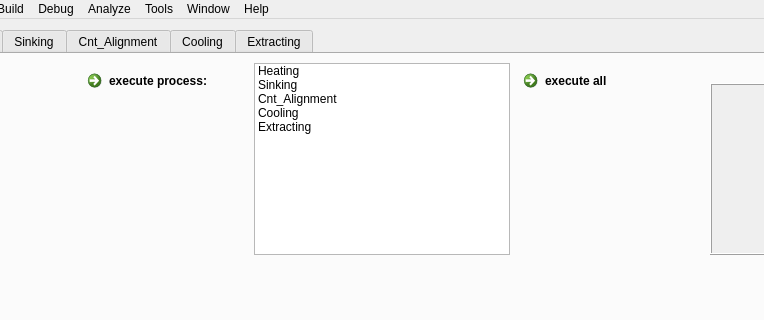
Before: the Qt Designer form src/app/mainwindow.ui in theion-batteries/soft_wgm_user_interface_qt_cpp, drawn with Qt 5; both pictures show x 123 to 887 and y 0 to 320 of the 1406 by 789 pixel window.
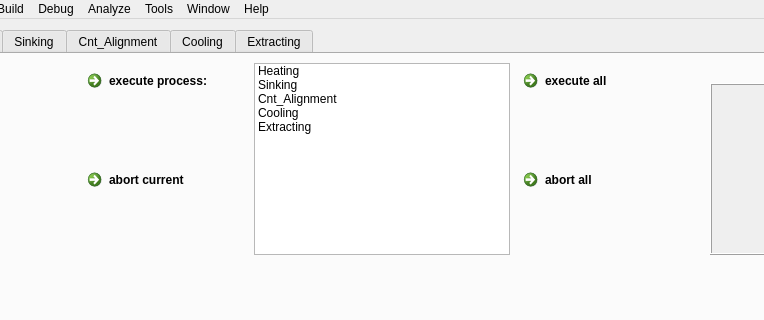
After: the same form once the commit is applied. The open tabs and pages were chosen to show the change. Icons and pictures are not drawn.

What changed in the file:
```diff
--- a/src/app/mainwindow.ui
+++ b/src/app/mainwindow.ui
@@ -20,7 +20,7 @@
    <bool>false</bool>
   </property>
   <widget class="QWidget" name="centralwidget">
-   <layout class="QVBoxLayout" name="verticalLayout_5">
+   <layout class="QHBoxLayout" name="horizontalLayout">
     <item>
      <widget class="QTabWidget" name="tabWidget">
       <property name="maximumSize">
@@ -42,20 +42,22 @@
        <bool>false</bool>
       </property>
       <property name="currentIndex">
-       <number>0</number>
+       <number>4</number>
       </property>
       <widget class="QWidget" name="Main">
        <attribute name="title">
         <string>Main</string>
        </attribute>
+       <layout class="QHBoxLayout" name="horizontalLayout_75">
+        <item>
        <layout class="QVBoxLayout" name="verticalLayout_56">
         <item>
-         <layout class="QGridLayout" name="gridLayout">
-          <item row="0" column="0">
-           <layout class="QGridLayout" name="gridLayout_2">
-            <item row="0" column="0">
-             <layout class="QGridLayout" name="gridLayout_3">
-              <item row="0" column="0">
+           <layout class="QHBoxLayout" name="horizontalLayout_74">
+            <item>
+             <layout class="QHBoxLayout" name="horizontalLayout_73">
+              <item>
+               <layout class="QVBoxLayout" name="verticalLayout_4">
+                <item>
                <widget class="QCommandLinkButton" name="execute_process">
                 <property name="sizePolicy">
                  <sizepolicy hsizetype="Fixed" vsizetype="Preferred">
@@ -74,7 +76,28 @@
                 </property>
                </widget>
               </item>
-              <item row="0" column="1">
+                <item>
+                 <widget class="QCommandLinkButton" name="abort_current">
+                  <property name="sizePolicy">
+                   <sizepolicy hsizetype="Fixed" vsizetype="Preferred">
+                    <horstretch>0</horstretch>
+                    <verstretch>0</verstretch>
+                   </sizepolicy>
+                  </property>
+                  <property name="maximumSize">
+                   <size>
+                    <width>200</width>
+                    <height>200</height>
+                   </size>
+                  </property>
+                  <property name="text">
+                   <string>abort current</string>
+                  </property>
+                 </widget>
+                </item>
+               </layout>
+              </item>
+              <item>
                <widget class="QListWidget" name="processList">
                 <property name="sizePolicy">
                  <sizepolicy hsizetype="Fixed" vsizetype="Fixed">
@@ -130,7 +153,9 @@
                 </item>
                </widget>
               </item>
-              <item row="0" column="2">
+              <item>
+               <layout class="QVBoxLayout" name="verticalLayout_5">
+                <item>
                <widget class="QCommandLinkButton" name="execute_all_processes">
                 <property name="maximumSize">
                  <size>
@@ -143,9 +168,30 @@
                 </property>
                </widget>
               </item>
-             </layout>
-            </item>
-            <item row="0" column="1">
+                <item>
+                 <widget class="QCommandLinkButton" name="abort_all">
+                  <property name="sizePolicy">
+                   <sizepolicy hsizetype="Fixed" vsizetype="Preferred">
+                    <horstretch>0</horstretch>
+                    <verstretch>0</verstretch>
+                   </sizepolicy>
+                  </property>
+                  <property name="maximumSize">
+                   <size>
+                    <width>200</width>
+                    <height>200</height>
+                   </size>
+                  </property>
+                  <property name="text">
+                   <string>abort all</string>
+                  </property>
+                 </widget>
+                </item>
+               </layout>
+              </item>
+             </layout>
+            </item>
+            <item>
              <spacer name="horizontalSpacer_82">
               <property name="orientation">
                <enum>Qt::Horizontal</enum>
@@ -161,7 +207,7 @@
               </property>
              </spacer>
             </item>
-            <item row="0" column="2">
+            <item>
              <layout class="QVBoxLayout" name="verticalLayout_55">
               <item>
                <widget class="QLabel" name="label_67">
@@ -217,7 +263,7 @@
             </item>
            </layout>
           </item>
-          <item row="1" column="0">
+          <item>
            <spacer name="verticalSpacer_7">
             <property name="orientation">
              <enum>Qt::Vertical</enum>
@@ -230,7 +276,7 @@
             </property>
            </spacer>
           </item>
-          <item row="2" column="0">
+          <item>
            <layout class="QVBoxLayout" name="verticalLayout">
             <item>
              <widget class="QProgressBar" name="progressBar">
@@ -3447,7 +3493,7 @@
                    </size>
                   </property>
                   <property name="text">
-                   <string>run aligning process</string>
+                   <string>run cooling process</string>
                   </property>
                  </widget>
                 </item>
@@ -3476,7 +3522,7 @@
                    </sizepolicy>
                   </property>
                   <property name="text">
-                   <string>stop aligning process</string>
+                   <string>stop cooling process</string>
                   </property>
                  </widget>
                 </item>
@@ -4830,9 +4876,9 @@
     <property name="title">
      <string>Help</string>
     </property>
-    <addaction name="actiondocumentation"/>
-    <addaction name="actiongrbl"/>
-    <addaction name="actionhelp"/>
+    <addaction name="actionuser_manual"/>
+    <addaction name="actiondevelopper_docs"/>
+    <addaction name="actioncheck_update"/>
    </widget>
    <addaction name="menuMain"/>
    <addaction name="menuEdit"/>
@@ -4858,14 +4904,14 @@
     <string>whs_config.yaml</string>
    </property>
   </action>
-  <action name="actiondocumentation">
+  <action name="actionuser_manual">
    <property name="text">
-    <string>documentation</string>
+    <string>user manual</string>
    </property>
   </action>
-  <action name="actiongrbl">
+  <action name="actiondevelopper_docs">
    <property name="text">
-    <string>grbl</string>
+    <string>developper docs</string>
    </property>
   </action>
   <action name="actionopen_debug_console">
@@ -4903,9 +4949,9 @@
     <string>logout</string>
    </property>
   </action>
-  <action name="actionhelp">
+  <action name="actioncheck_update">
    <property name="text">
-    <string>update</string>
+    <string>check update</string>
    </property>
   </action>
   <action name="actioncnt_config">
```
Lines whose indentation alone changed are shown as unchanged.
